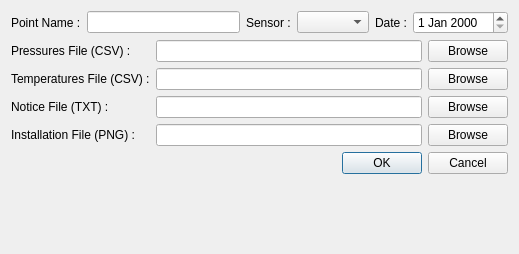
Above: molonaviz/dialogimportpoint.ui from SandraClodion/projet_molonaviz before the change. Below: the same form after it.
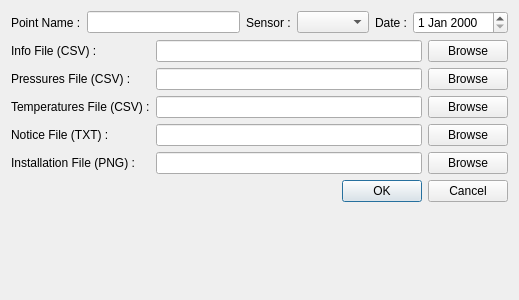
That is the form after the change.

Diff of the .ui file:
```diff
--- a/molonaviz/dialogimportpoint.ui
+++ b/molonaviz/dialogimportpoint.ui
@@ -7,7 +7,7 @@
     <x>0</x>
     <y>0</y>
     <width>519</width>
-    <height>254</height>
+    <height>300</height>
    </rect>
   </property>
   <property name="maximumSize">
@@ -63,69 +63,86 @@
    </item>
    <item>
     <layout class="QGridLayout" name="gridLayout">
-     <item row="3" column="1">
-      <widget class="QLineEdit" name="lineEditNotice"/>
-     </item>
      <item row="1" column="1">
-      <widget class="QLineEdit" name="lineEditTemperatures"/>
+      <widget class="QLineEdit" name="lineEditPressures"/>
+     </item>
+     <item row="5" column="1">
+      <widget class="QLineEdit" name="lineEditInstallation"/>
+     </item>
+     <item row="2" column="2">
+      <widget class="QPushButton" name="pushButtonBrowseTemperatures">
+       <property name="text">
+        <string>Browse</string>
+       </property>
+      </widget>
      </item>
      <item row="1" column="0">
+      <widget class="QLabel" name="label_8">
+       <property name="text">
+        <string>Pressures File (CSV) :</string>
+       </property>
+      </widget>
+     </item>
+     <item row="1" column="2">
+      <widget class="QPushButton" name="pushButtonBrowsePressures">
+       <property name="text">
+        <string>Browse</string>
+       </property>
+      </widget>
+     </item>
+     <item row="4" column="2">
+      <widget class="QPushButton" name="pushButtonBrowseNotice">
+       <property name="text">
+        <string>Browse</string>
+       </property>
+      </widget>
+     </item>
+     <item row="2" column="1">
+      <widget class="QLineEdit" name="lineEditTemperatures"/>
+     </item>
+     <item row="4" column="1">
+      <widget class="QLineEdit" name="lineEditNotice"/>
+     </item>
+     <item row="2" column="0">
       <widget class="QLabel" name="label_2">
        <property name="text">
         <string>Temperatures File (CSV) :</string>
        </property>
       </widget>
      </item>
-     <item row="4" column="2">
+     <item row="5" column="2">
       <widget class="QPushButton" name="pushButtonBrowseInstallation">
        <property name="text">
         <string>Browse</string>
        </property>
       </widget>
      </item>
-     <item row="3" column="0">
+     <item row="4" column="0">
       <widget class="QLabel" name="label_5">
        <property name="text">
         <string>Notice File (TXT) :</string>
        </property>
       </widget>
      </item>
-     <item row="4" column="0">
+     <item row="5" column="0">
       <widget class="QLabel" name="label_6">
        <property name="text">
         <string>Installation File (PNG) :</string>
        </property>
       </widget>
      </item>
-     <item row="4" column="1">
-      <widget class="QLineEdit" name="lineEditInstallation"/>
-     </item>
-     <item row="1" column="2">
-      <widget class="QPushButton" name="pushButtonBrowseTemperatures">
-       <property name="text">
-        <string>Browse</string>
-       </property>
-      </widget>
-     </item>
-     <item row="3" column="2">
-      <widget class="QPushButton" name="pushButtonBrowseNotice">
-       <property name="text">
-        <string>Browse</string>
-       </property>
-      </widget>
-     </item>
-     <item row="0" column="0">
-      <widget class="QLabel" name="label_8">
-       <property name="text">
-        <string>Pressures File (CSV) :</string>
-       </property>
-      </widget>
-     </item>
      <item row="0" column="1">
-      <widget class="QLineEdit" name="lineEditPressures"/>
+      <widget class="QLineEdit" name="lineEditInfo"/>
+     </item>
+     <item row="0" column="0">
+      <widget class="QLabel" name="label_7">
+       <property name="text">
+        <string>Info File (CSV) :</string>
+       </property>
+      </widget>
      </item>
      <item row="0" column="2">
-      <widget class="QPushButton" name="pushButtonBrowsePressures">
+      <widget class="QPushButton" name="pushButtonBrowseInfo">
        <property name="text">
         <string>Browse</string>
        </property>
```
